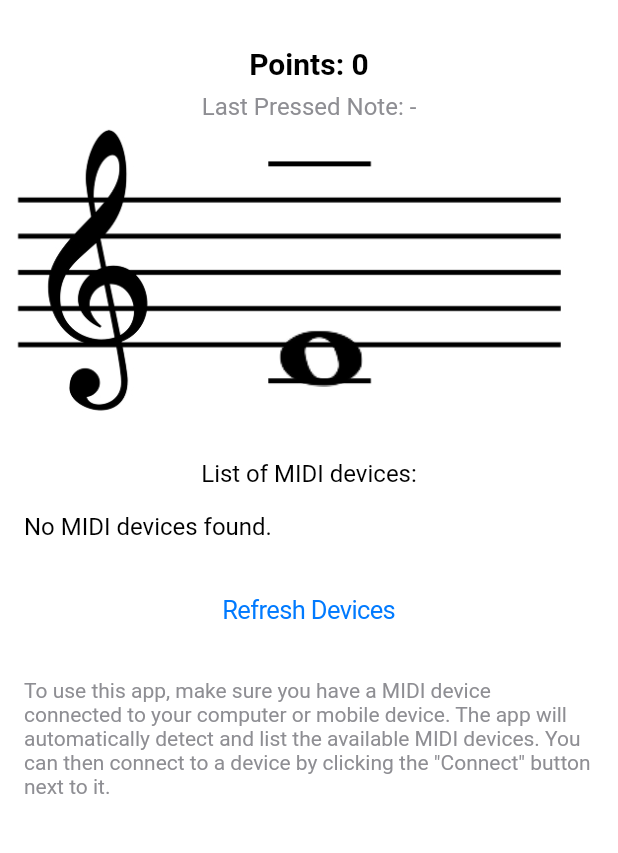
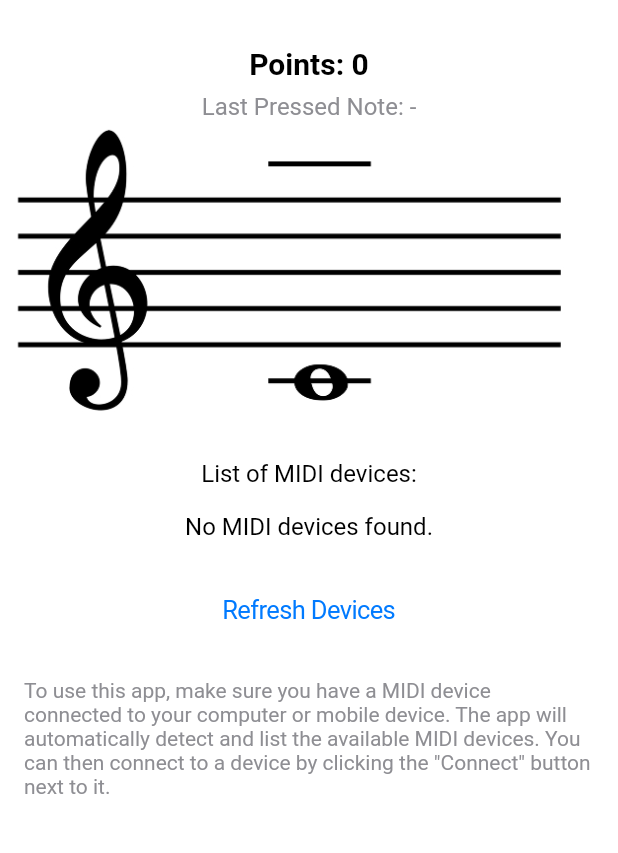
Before and after one commit to othonrm/music-sheet-guide, a Flutter app: the screen it shows after launch, on a phone screen of 412 x 824 dp, the part 50-903 px from its top. Run offline on Flutter 3.47's test engine with Material 3 defaults, Android fonts, the phone set to English and light mode, and no system bars; missing offline and left inert: flutter_midi_command.

Commit message:
Resize the treble clef and note symbol to match device while keeping the correct note positioning.

```diff
--- a/lib/main.dart
+++ b/lib/main.dart
@@ -52,6 +52,8 @@ class _MyHomePageState extends State<MyHomePage> {
   bool lastPressedNoteCorrect = false;
   int expectedNote = begginerTrebleClefNotes[0];
   int points = 0;
+  final GlobalKey _clefKey = GlobalKey();
+  double clefHeight = 0;
 
   @override
   void initState() {
@@ -125,9 +127,24 @@ class _MyHomePageState extends State<MyHomePage> {
 
   @override
   Widget build(BuildContext context) {
-    // int topMargin = 4; // Margin for the top of the treble clef image
-    int bottomMargin = 10;
-    double noteSpacing = 37.2; // Spacing between notes in pixels
+    WidgetsBinding.instance.addPostFrameCallback((_) {
+      // Safe to access context and measure widgets here
+      final renderBox =
+          _clefKey.currentContext?.findRenderObject() as RenderBox?;
+      if (renderBox != null) {
+        final size = renderBox.size;
+        setState(() {
+          clefHeight = size.height;
+        });
+      }
+    });
+
+    // int topMargin = 4;
+    double bottomMargin = (10 / 313) * clefHeight;
+    double fullClefHeight = 313;
+    double noteHeight = 38;
+    double noteHeightProportion = noteHeight / fullClefHeight;
+    double noteSpacing = noteHeightProportion * clefHeight;
 
     int trebleClefStart = 60;
 
@@ -153,7 +170,10 @@ class _MyHomePageState extends State<MyHomePage> {
 
     return CupertinoPageScaffold(
       navigationBar: CupertinoNavigationBar(
-        middle: Text(widget.title),
+        middle: Text(
+          widget.title,
+          textAlign: TextAlign.center,
+        ),
       ),
       child: SafeArea(
         child: Center(
@@ -184,15 +204,22 @@ class _MyHomePageState extends State<MyHomePage> {
               Stack(
                 alignment: Alignment.center,
                 children: [
-                  Image.asset(
-                    'assets/images/treble-clef.jpg',
+                  Container(
+                    key: _clefKey,
+                    child: Image.asset(
+                      'assets/images/treble-clef.jpg',
+                      fit: BoxFit.contain,
+                    ),
                   ),
                   Positioned(
                     // top: 4 + (37.2 * 7),
                     bottom: bottomPosition,
                     child: Padding(
                         padding: const EdgeInsets.fromLTRB(16, 0, 0, 0),
-                        child: Image.asset('assets/images/whole-note.png')),
+                        child: Image.asset(
+                          'assets/images/whole-note.png',
+                          height: noteSpacing,
+                        )),
                   ),
                 ],
               ),
@@ -208,7 +235,6 @@ class _MyHomePageState extends State<MyHomePage> {
                     FutureBuilder<List<MidiDevice>>(
                       future: devices,
                       builder: (context, snapshot) {
-                        print(snapshot);
                         if (snapshot.connectionState ==
                                 ConnectionState.waiting ||
                             snapshot.connectionState == ConnectionState.none) {
@@ -217,7 +243,10 @@ class _MyHomePageState extends State<MyHomePage> {
                           return Text('Error: ${snapshot.error}');
                         } else if (!snapshot.hasData ||
                             snapshot.data!.isEmpty) {
-                          return const Text('No MIDI devices found.');
+                          return const Text(
+                            'No MIDI devices found.',
+                            textAlign: TextAlign.center,
+                          );
                         } else {
                           return Column(
                             mainAxisAlignment: MainAxisAlignment.center,
```
